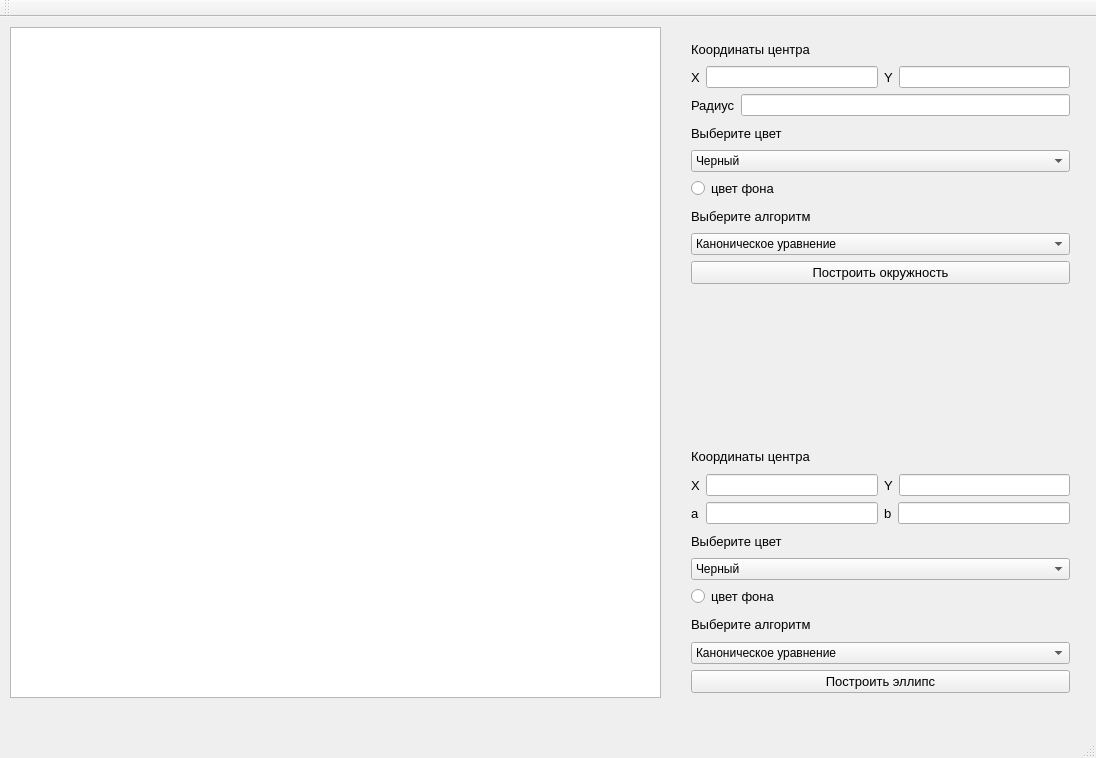
Above: ksupol/lab_04/lab_04/mainwindow.ui from SGCube/IU7-Computer-Graphics before the change. Below: the same form after it.
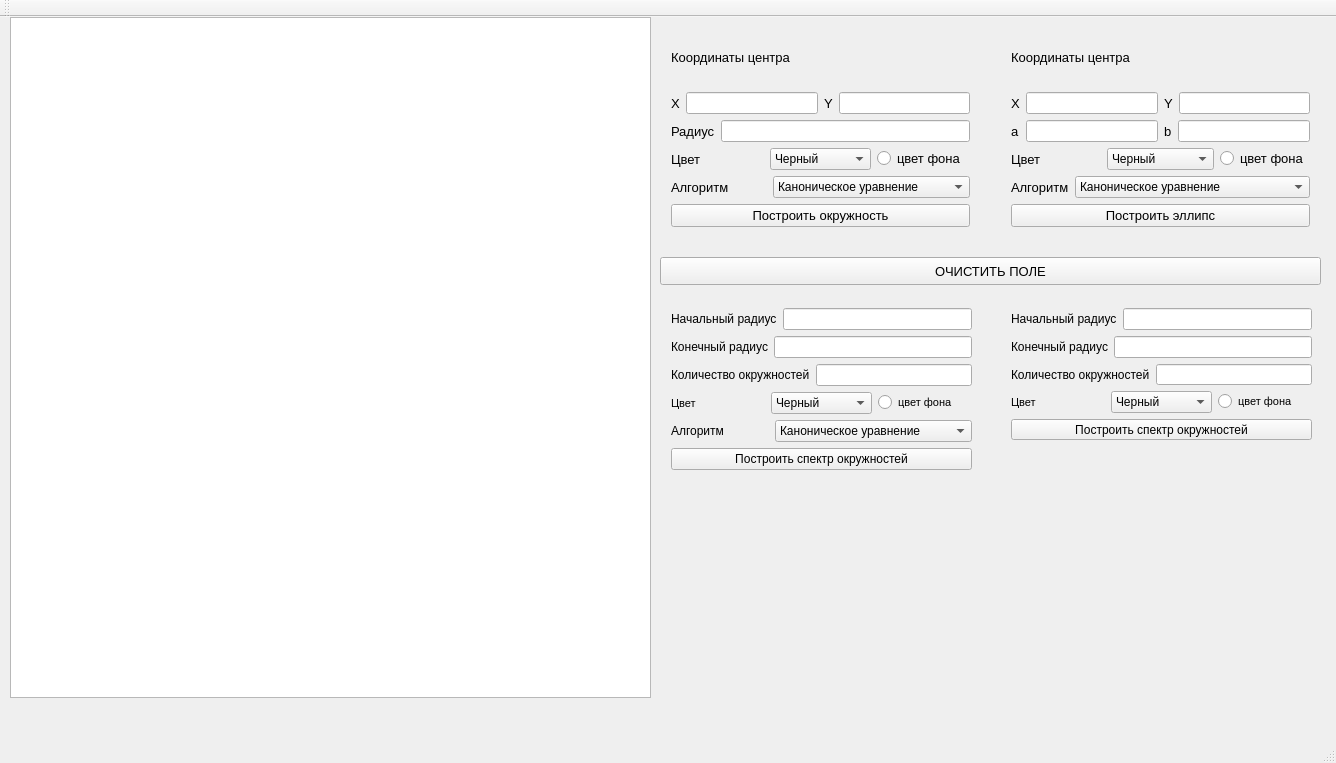
That is the form after the change.

```diff
--- a/ksupol/lab_04/lab_04/mainwindow.ui
+++ b/ksupol/lab_04/lab_04/mainwindow.ui
@@ -6,8 +6,8 @@
    <rect>
     <x>0</x>
     <y>0</y>
-    <width>1096</width>
-    <height>758</height>
+    <width>1336</width>
+    <height>763</height>
    </rect>
   </property>
   <property name="windowTitle">
@@ -18,19 +18,19 @@
     <property name="geometry">
      <rect>
       <x>10</x>
-      <y>10</y>
-      <width>651</width>
-      <height>671</height>
+      <y>0</y>
+      <width>641</width>
+      <height>681</height>
      </rect>
     </property>
    </widget>
    <widget class="QWidget" name="layoutWidget">
     <property name="geometry">
      <rect>
-      <x>680</x>
-      <y>10</y>
-      <width>401</width>
-      <height>268</height>
+      <x>660</x>
+      <y>0</y>
+      <width>321</width>
+      <height>221</height>
      </rect>
     </property>
     <layout class="QVBoxLayout" name="verticalLayout">
@@ -61,7 +61,7 @@
         </widget>
        </item>
        <item>
-        <widget class="QLineEdit" name="cor_x"/>
+        <widget class="QLineEdit" name="cir_x"/>
        </item>
        <item>
         <widget class="QLabel" name="label_3">
@@ -76,7 +76,7 @@
         </widget>
        </item>
        <item>
-        <widget class="QLineEdit" name="cor_y"/>
+        <widget class="QLineEdit" name="cir_y"/>
        </item>
       </layout>
      </item>
@@ -95,10 +95,12 @@
         </widget>
        </item>
        <item>
-        <widget class="QLineEdit" name="rad"/>
+        <widget class="QLineEdit" name="cir_r"/>
        </item>
       </layout>
      </item>
+     <item>
+      <layout class="QHBoxLayout" name="horizontalLayout_7">
      <item>
       <widget class="QLabel" name="label_5">
        <property name="font">
@@ -107,12 +109,12 @@
         </font>
        </property>
        <property name="text">
-        <string>Выберите цвет</string>
+          <string>Цвет</string>
        </property>
       </widget>
      </item>
      <item>
-      <widget class="QComboBox" name="col">
+        <widget class="QComboBox" name="cir_col">
        <item>
         <property name="text">
          <string>Черный</string>
@@ -125,7 +127,12 @@
        </item>
        <item>
         <property name="text">
-         <string>Синий</string>
+           <string>Оранжевый</string>
+          </property>
+         </item>
+         <item>
+          <property name="text">
+           <string>Желтый</string>
         </property>
        </item>
        <item>
@@ -133,10 +140,25 @@
          <string>Зеленый</string>
         </property>
        </item>
+         <item>
+          <property name="text">
+           <string>Голубой</string>
+          </property>
+         </item>
+         <item>
+          <property name="text">
+           <string>Синий</string>
+          </property>
+         </item>
+         <item>
+          <property name="text">
+           <string>Фиолетовый</string>
+          </property>
+         </item>
       </widget>
      </item>
      <item>
-      <widget class="QRadioButton" name="bgc">
+        <widget class="QRadioButton" name="cir_bgc">
        <property name="font">
         <font>
          <pointsize>10</pointsize>
@@ -147,6 +169,10 @@
        </property>
       </widget>
      </item>
+      </layout>
+     </item>
+     <item>
+      <layout class="QHBoxLayout" name="horizontalLayout_6">
      <item>
       <widget class="QLabel" name="label_6">
        <property name="font">
@@ -155,12 +181,12 @@
         </font>
        </property>
        <property name="text">
-        <string>Выберите алгоритм</string>
+          <string>Алгоритм</string>
        </property>
       </widget>
      </item>
      <item>
-      <widget class="QComboBox" name="alg">
+        <widget class="QComboBox" name="cir_alg">
        <item>
         <property name="text">
          <string>Каноническое уравнение</string>
@@ -188,8 +214,10 @@
        </item>
       </widget>
      </item>
+      </layout>
+     </item>
      <item>
-      <widget class="QPushButton" name="build_cir">
+      <widget class="QPushButton" name="cir_build">
        <property name="font">
         <font>
          <pointsize>10</pointsize>
@@ -205,10 +233,10 @@
    <widget class="QWidget" name="layoutWidget_2">
     <property name="geometry">
      <rect>
-      <x>680</x>
-      <y>417</y>
-      <width>401</width>
-      <height>270</height>
+      <x>1000</x>
+      <y>0</y>
+      <width>321</width>
+      <height>221</height>
      </rect>
     </property>
     <layout class="QVBoxLayout" name="verticalLayout_2">
@@ -239,7 +267,7 @@
         </widget>
        </item>
        <item>
-        <widget class="QLineEdit" name="lineEdit_4"/>
+        <widget class="QLineEdit" name="el_x"/>
        </item>
        <item>
         <widget class="QLabel" name="label_9">
@@ -254,7 +282,7 @@
         </widget>
        </item>
        <item>
-        <widget class="QLineEdit" name="lineEdit_5"/>
+        <widget class="QLineEdit" name="el_y"/>
        </item>
       </layout>
      </item>
@@ -275,7 +303,7 @@
           </widget>
          </item>
          <item>
-          <widget class="QLineEdit" name="lineEdit_6"/>
+          <widget class="QLineEdit" name="el_a"/>
          </item>
          <item>
           <widget class="QLabel" name="label_13">
@@ -290,12 +318,14 @@
           </widget>
          </item>
          <item>
-          <widget class="QLineEdit" name="lineEdit_7"/>
+          <widget class="QLineEdit" name="el_b"/>
          </item>
         </layout>
        </item>
       </layout>
      </item>
+     <item>
+      <layout class="QHBoxLayout" name="horizontalLayout_8">
      <item>
       <widget class="QLabel" name="label_11">
        <property name="font">
@@ -304,12 +334,12 @@
         </font>
        </property>
        <property name="text">
-        <string>Выберите цвет</string>
+          <string>Цвет</string>
        </property>
       </widget>
      </item>
      <item>
-      <widget class="QComboBox" name="comboBox_3">
+        <widget class="QComboBox" name="el_col">
        <item>
         <property name="text">
          <string>Черный</string>
@@ -322,7 +352,12 @@
        </item>
        <item>
         <property name="text">
-         <string>Синий</string>
+           <string>Оранжевый</string>
+          </property>
+         </item>
+         <item>
+          <property name="text">
+           <string>Желтый</string>
         </property>
        </item>
        <item>
@@ -330,10 +365,25 @@
          <string>Зеленый</string>
         </property>
        </item>
+         <item>
+          <property name="text">
+           <string>Голубой</string>
+          </property>
+         </item>
+         <item>
+          <property name="text">
+           <string>Синий</string>
+          </property>
+         </item>
+         <item>
+          <property name="text">
+           <string>Фиолтетовый</string>
+          </property>
+         </item>
       </widget>
      </item>
      <item>
-      <widget class="QRadioButton" name="radioButton_2">
+        <widget class="QRadioButton" name="el_bgc">
        <property name="font">
         <font>
          <pointsize>10</pointsize>
@@ -344,6 +394,10 @@
        </property>
       </widget>
      </item>
+      </layout>
+     </item>
+     <item>
+      <layout class="QHBoxLayout" name="horizontalLayout_9">
      <item>
       <widget class="QLabel" name="label_12">
        <property name="font">
@@ -352,12 +406,12 @@
         </font>
        </property>
        <property name="text">
-        <string>Выберите алгоритм</string>
+          <string>Алгоритм</string>
        </property>
       </widget>
      </item>
      <item>
-      <widget class="QComboBox" name="comboBox_4">
+        <widget class="QComboBox" name="el_alg">
        <item>
         <property name="text">
          <string>Каноническое уравнение</string>
@@ -370,7 +424,7 @@
        </item>
        <item>
         <property name="text">
-         <string>Алгоритм Брезенхема</string>
+           <string>Модифицированный алгоритм Брезенхема</string>
         </property>
        </item>
        <item>
@@ -385,8 +439,10 @@
        </item>
       </widget>
      </item>
+      </layout>
+     </item>
      <item>
-      <widget class="QPushButton" name="pushButton_2">
+      <widget class="QPushButton" name="el_build">
        <property name="font">
         <font>
          <pointsize>10</pointsize>
@@ -399,13 +455,367 @@
      </item>
     </layout>
    </widget>
+   <widget class="QWidget" name="layoutWidget_3">
+    <property name="geometry">
+     <rect>
+      <x>1000</x>
+      <y>280</y>
+      <width>323</width>
+      <height>154</height>
+     </rect>
+    </property>
+    <layout class="QVBoxLayout" name="verticalLayout_4">
+     <item>
+      <layout class="QHBoxLayout" name="horizontalLayout_14">
+       <item>
+        <widget class="QLabel" name="label_18">
+         <property name="font">
+          <font>
+           <pointsize>9</pointsize>
+          </font>
+         </property>
+         <property name="text">
+          <string>Начальный радиус</string>
+         </property>
+        </widget>
+       </item>
+       <item>
+        <widget class="QLineEdit" name="lineEdit_8"/>
+       </item>
+      </layout>
+     </item>
+     <item>
+      <layout class="QHBoxLayout" name="horizontalLayout_15">
+       <item>
+        <widget class="QLabel" name="label_19">
+         <property name="font">
+          <font>
+           <pointsize>9</pointsize>
+          </font>
+         </property>
+         <property name="text">
+          <string>Конечный радиус</string>
+         </property>
+        </widget>
+       </item>
+       <item>
+        <widget class="QLineEdit" name="lineEdit_9"/>
+       </item>
+      </layout>
+     </item>
+     <item>
+      <layout class="QHBoxLayout" name="horizontalLayout_16">
+       <item>
+        <widget class="QLabel" name="label_20">
+         <property name="font">
+          <font>
+           <pointsize>9</pointsize>
+          </font>
+         </property>
+         <property name="text">
+          <string>Количество окружностей</string>
+         </property>
+        </widget>
+       </item>
+       <item>
+        <widget class="QLineEdit" name="lineEdit_10"/>
+       </item>
+      </layout>
+     </item>
+     <item>
+      <layout class="QHBoxLayout" name="horizontalLayout_17">
+       <item>
+        <widget class="QLabel" name="label_21">
+         <property name="font">
+          <font>
+           <pointsize>8</pointsize>
+          </font>
+         </property>
+         <property name="text">
+          <string>Цвет</string>
+         </property>
+        </widget>
+       </item>
+       <item>
+        <widget class="QComboBox" name="col_3">
+         <item>
+          <property name="text">
+           <string>Черный</string>
+          </property>
+         </item>
+         <item>
+          <property name="text">
+           <string>Красный</string>
+          </property>
+         </item>
+         <item>
+          <property name="text">
+           <string>Оранжевый</string>
+          </property>
+         </item>
+         <item>
+          <property name="text">
+           <string>Желтый</string>
+          </property>
+         </item>
+         <item>
+          <property name="text">
+           <string>Зеленый</string>
+          </property>
+         </item>
+         <item>
+          <property name="text">
+           <string>Голубой</string>
+          </property>
+         </item>
+         <item>
+          <property name="text">
+           <string>Синий</string>
+          </property>
+         </item>
+         <item>
+          <property name="text">
+           <string>Фиолетовый</string>
+          </property>
+         </item>
+        </widget>
+       </item>
+       <item>
+        <widget class="QRadioButton" name="bgc_3">
+         <property name="font">
+          <font>
+           <pointsize>8</pointsize>
+          </font>
+         </property>
+         <property name="text">
+          <string>цвет фона</string>
+         </property>
+        </widget>
+       </item>
+      </layout>
+     </item>
+     <item>
+      <widget class="QPushButton" name="pushButton_3">
+       <property name="text">
+        <string>Построить спектр окружностей</string>
+       </property>
+      </widget>
+     </item>
+    </layout>
+   </widget>
+   <widget class="QWidget" name="layoutWidget">
+    <property name="geometry">
+     <rect>
+      <x>660</x>
+      <y>280</y>
+      <width>323</width>
+      <height>185</height>
+     </rect>
+    </property>
+    <layout class="QVBoxLayout" name="verticalLayout_3">
+     <item>
+      <layout class="QHBoxLayout" name="horizontalLayout_10">
+       <item>
+        <widget class="QLabel" name="label_14">
+         <property name="font">
+          <font>
+           <pointsize>9</pointsize>
+          </font>
+         </property>
+         <property name="text">
+          <string>Начальный радиус</string>
+         </property>
+        </widget>
+       </item>
+       <item>
+        <widget class="QLineEdit" name="cir_st_r"/>
+       </item>
+      </layout>
+     </item>
+     <item>
+      <layout class="QHBoxLayout" name="horizontalLayout_11">
+       <item>
+        <widget class="QLabel" name="label_15">
+         <property name="font">
+          <font>
+           <pointsize>9</pointsize>
+          </font>
+         </property>
+         <property name="text">
+          <string>Конечный радиус</string>
+         </property>
+        </widget>
+       </item>
+       <item>
+        <widget class="QLineEdit" name="cir_end_r"/>
+       </item>
+      </layout>
+     </item>
+     <item>
+      <layout class="QHBoxLayout" name="horizontalLayout_12">
+       <item>
+        <widget class="QLabel" name="label_16">
+         <property name="font">
+          <font>
+           <pointsize>9</pointsize>
+          </font>
+         </property>
+         <property name="text">
+          <string>Количество окружностей</string>
+         </property>
+        </widget>
+       </item>
+       <item>
+        <widget class="QLineEdit" name="cir_am"/>
+       </item>
+      </layout>
+     </item>
+     <item>
+      <layout class="QHBoxLayout" name="horizontalLayout_13">
+       <item>
+        <widget class="QLabel" name="label_17">
+         <property name="font">
+          <font>
+           <pointsize>8</pointsize>
+          </font>
+         </property>
+         <property name="text">
+          <string>Цвет</string>
+         </property>
+        </widget>
+       </item>
+       <item>
+        <widget class="QComboBox" name="cir_col_2">
+         <item>
+          <property name="text">
+           <string>Черный</string>
+          </property>
+         </item>
+         <item>
+          <property name="text">
+           <string>Красный</string>
+          </property>
+         </item>
+         <item>
+          <property name="text">
+           <string>Оранжевый</string>
+          </property>
+         </item>
+         <item>
+          <property name="text">
+           <string>Желтый</string>
+          </property>
+         </item>
+         <item>
+          <property name="text">
+           <string>Зеленый</string>
+          </property>
+         </item>
+         <item>
+          <property name="text">
+           <string>Голубой</string>
+          </property>
+         </item>
+         <item>
+          <property name="text">
+           <string>Синий</string>
+          </property>
+         </item>
+         <item>
+          <property name="text">
+           <string>Фиолетовый</string>
+          </property>
+         </item>
+        </widget>
+       </item>
+       <item>
+        <widget class="QRadioButton" name="cir_bgc_2">
+         <property name="font">
+          <font>
+           <pointsize>8</pointsize>
+          </font>
+         </property>
+         <property name="text">
+          <string>цвет фона</string>
+         </property>
+        </widget>
+       </item>
+      </layout>
+     </item>
+     <item>
+      <layout class="QHBoxLayout" name="horizontalLayout_18">
+       <item>
+        <widget class="QLabel" name="label_22">
+         <property name="text">
+          <string>Алгоритм</string>
+         </property>
+        </widget>
+       </item>
+       <item>
+        <widget class="QComboBox" name="cir_alg_2">
+         <item>
+          <property name="text">
+           <string>Каноническое уравнение</string>
+          </property>
+         </item>
+         <item>
+          <property name="text">
+           <string>Параметрическое уравнение</string>
+          </property>
+         </item>
+         <item>
+          <property name="text">
+           <string>Алгоритм Брезенхема</string>
+          </property>
+         </item>
+         <item>
+          <property name="text">
+           <string>Алгоритм средней точки</string>
+          </property>
+         </item>
+         <item>
+          <property name="text">
+           <string>Библиотечный алгоритм</string>
+          </property>
+         </item>
+        </widget>
+       </item>
+      </layout>
+     </item>
+     <item>
+      <widget class="QPushButton" name="cir_build_2">
+       <property name="text">
+        <string>Построить спектр окружностей</string>
+       </property>
+      </widget>
+     </item>
+    </layout>
+   </widget>
+   <widget class="QPushButton" name="pushButton_2">
+    <property name="geometry">
+     <rect>
+      <x>660</x>
+      <y>240</y>
+      <width>661</width>
+      <height>28</height>
+     </rect>
+    </property>
+    <property name="font">
+     <font>
+      <pointsize>10</pointsize>
+     </font>
+    </property>
+    <property name="text">
+     <string>ОЧИСТИТЬ ПОЛЕ</string>
+    </property>
+   </widget>
   </widget>
   <widget class="QMenuBar" name="menuBar">
    <property name="geometry">
     <rect>
      <x>0</x>
      <y>0</y>
-     <width>1096</width>
+     <width>1336</width>
      <height>26</height>
     </rect>
    </property>
```
Lines whose indentation alone changed are shown as unchanged.
